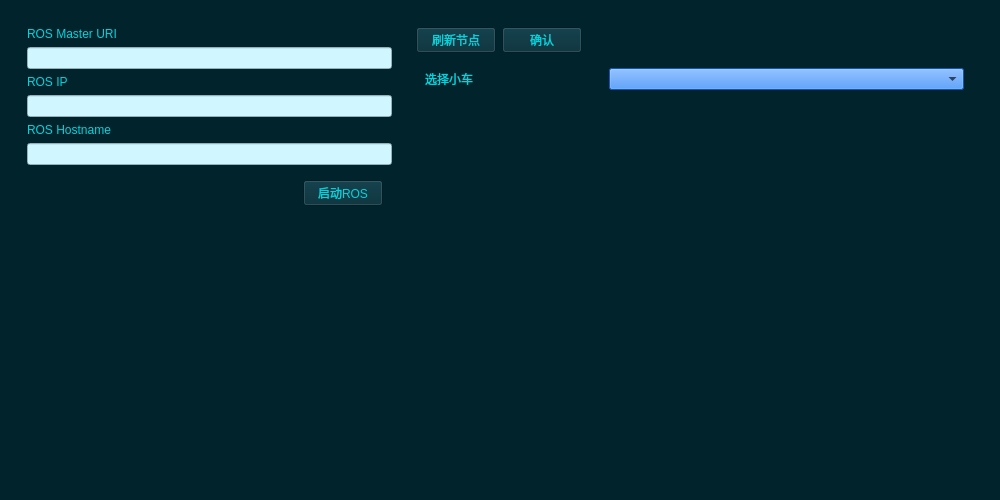
NovemberChopin/ParallelDriving, file parallel_driving/ui/config_panel.ui: the form before one commit.
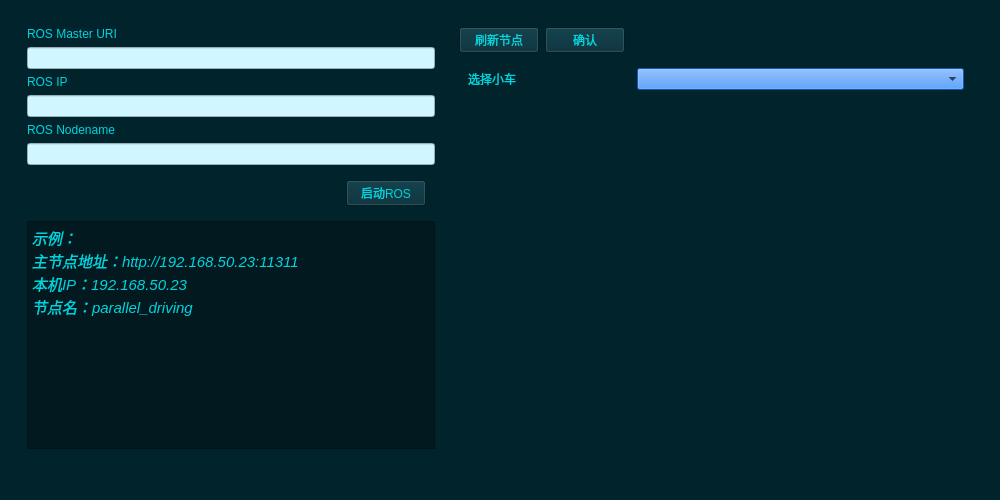
The form after the commit.

The edit to the form file:
```diff
--- a/parallel_driving/ui/config_panel.ui
+++ b/parallel_driving/ui/config_panel.ui
@@ -65,7 +65,10 @@
           <height>0</height>
          </size>
         </property>
-        <layout class="QHBoxLayout" name="horizontalLayout_2" stretch="2,3">
+        <property name="styleSheet">
+         <string notr="true"/>
+        </property>
+        <layout class="QHBoxLayout" name="horizontalLayout_2" stretch="4,5">
          <item>
           <widget class="QWidget" name="left" native="true">
            <property name="sizePolicy">
@@ -137,7 +140,7 @@
                <string notr="true">#label_3{color: rgb(0, 212, 222);}</string>
               </property>
               <property name="text">
-               <string>ROS Hostname</string>
+               <string>ROS Nodename</string>
               </property>
              </widget>
             </item>
@@ -189,17 +192,26 @@
              </widget>
             </item>
             <item>
-             <spacer name="verticalSpacer">
-              <property name="orientation">
-               <enum>Qt::Vertical</enum>
-              </property>
-              <property name="sizeHint" stdset="0">
-               <size>
-                <width>20</width>
-                <height>40</height>
-               </size>
-              </property>
-             </spacer>
+             <layout class="QGridLayout" name="gridLayout">
+              <item row="0" column="0">
+               <widget class="QTextBrowser" name="textBrowser">
+                <property name="styleSheet">
+                 <string notr="true">background-color: rgb(1, 25, 31);
+color: rgb(0, 212, 222);</string>
+                </property>
+                <property name="html">
+                 <string>&lt;!DOCTYPE HTML PUBLIC &quot;-//W3C//DTD HTML 4.0//EN&quot; &quot;http://www.w3.org/TR/REC-html40/strict.dtd&quot;&gt;
+&lt;html&gt;&lt;head&gt;&lt;meta name=&quot;qrichtext&quot; content=&quot;1&quot; /&gt;&lt;style type=&quot;text/css&quot;&gt;
+p, li { white-space: pre-wrap; }
+&lt;/style&gt;&lt;/head&gt;&lt;body style=&quot; font-family:'DejaVu Sans'; font-size:12pt; font-weight:400; font-style:normal;&quot;&gt;
+&lt;p style=&quot; margin-top:0px; margin-bottom:0px; margin-left:0px; margin-right:0px; -qt-block-indent:0; text-indent:0px;&quot;&gt;&lt;span style=&quot; font-size:11pt; font-style:italic;&quot;&gt;示例：&lt;/span&gt;&lt;/p&gt;
+&lt;p style=&quot; margin-top:0px; margin-bottom:0px; margin-left:0px; margin-right:0px; -qt-block-indent:0; text-indent:0px;&quot;&gt;&lt;span style=&quot; font-size:11pt; font-style:italic;&quot;&gt;主节点地址：http://192.168.50.23:11311&lt;/span&gt;&lt;/p&gt;
+&lt;p style=&quot; margin-top:0px; margin-bottom:0px; margin-left:0px; margin-right:0px; -qt-block-indent:0; text-indent:0px;&quot;&gt;&lt;span style=&quot; font-size:11pt; font-style:italic;&quot;&gt;本机IP：192.168.50.23&lt;/span&gt;&lt;/p&gt;
+&lt;p style=&quot; margin-top:0px; margin-bottom:0px; margin-left:0px; margin-right:0px; -qt-block-indent:0; text-indent:0px;&quot;&gt;&lt;span style=&quot; font-size:11pt; font-style:italic;&quot;&gt;节点名：parallel_driving&lt;/span&gt;&lt;/p&gt;&lt;/body&gt;&lt;/html&gt;</string>
+                </property>
+               </widget>
+              </item>
+             </layout>
             </item>
            </layout>
           </widget>
```
